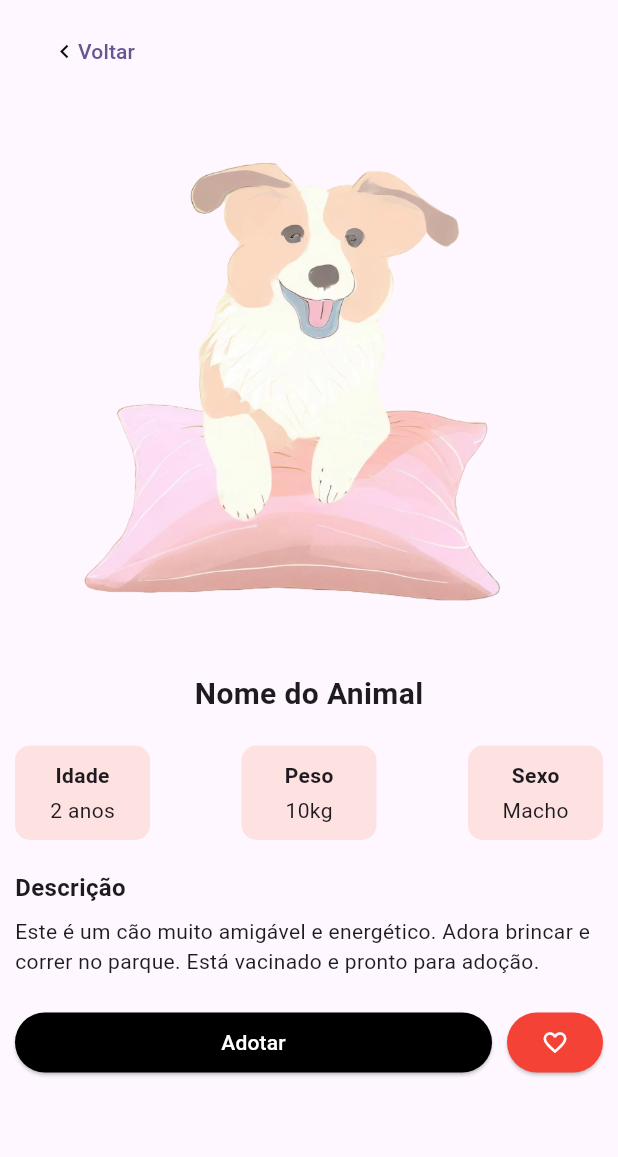
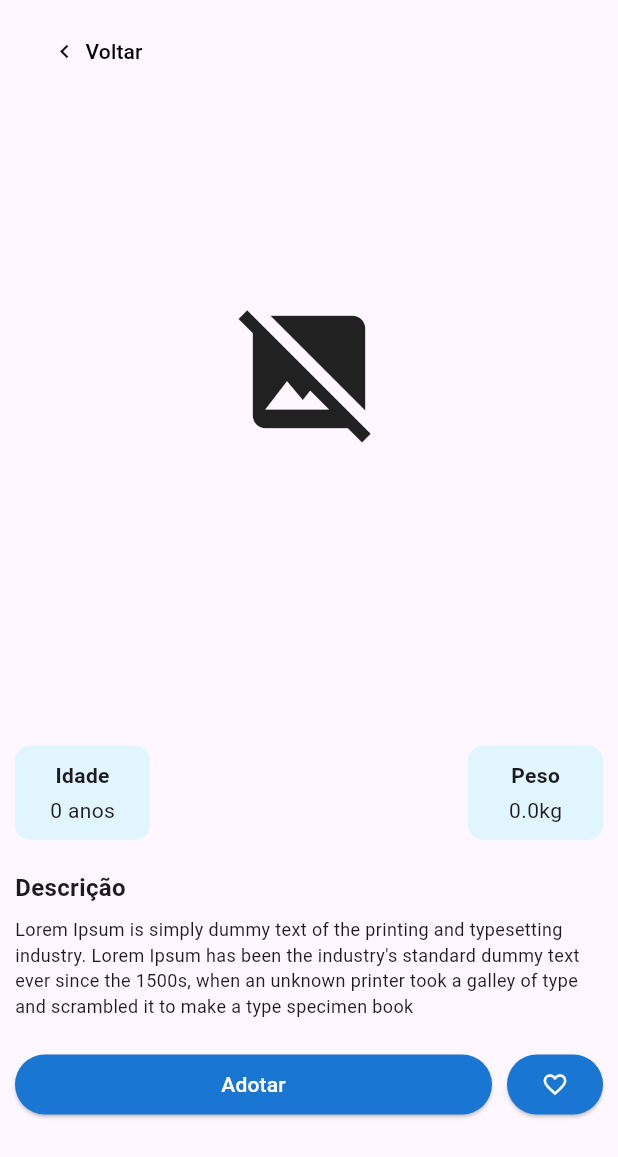
Before and after one commit to JoaoP0liveira/PetAdopt2.0, a Flutter app: the PetDescScreen screen opened directly with empty values, on a phone screen of 412 x 824 dp. Shown: the top 1157 px of the screen. Run offline on Flutter 3.47's test engine with Material 3 defaults, Android fonts, the phone set to English and light mode, and no system bars; our stand-ins replace shared_preferences; accounts and stored records are empty.

Commit message:
Ajuste Card

```diff
--- a/analysis_options.yaml
+++ b/analysis_options.yaml
@@ -7,6 +7,9 @@
 
 # The following line activates a set of recommended lints for Flutter apps,
 # packages, and plugins designed to encourage good coding practices.
+analyzer:
+  errors:
+    use_build_context_synchronously: ignore
 include: package:flutter_lints/flutter.yaml
 
 linter:
--- a/lib/controller/auth_controller.dart
+++ b/lib/controller/auth_controller.dart
@@ -4,7 +4,8 @@ import 'package:shared_preferences/shared_preferences.dart';
 
 class AuthController {
   Future<String?> loginUser(String email, String password) async {
-    final url = Uri.parse('https://pet-adopt-dq32j.ondigitalocean.app/user/login');
+    final url =
+        Uri.parse('https://pet-adopt-dq32j.ondigitalocean.app/user/login');
 
     try {
       final response = await http.post(
--- a/lib/main.dart
+++ b/lib/main.dart
@@ -1,5 +1,5 @@
 import 'package:flutter/material.dart';
-import 'package:pet_adopt/view/home_screen.dart';
+import 'package:pet_adopt/view/login_screen.dart';
 
 void main() {
   runApp(const MyApp());
@@ -16,7 +16,7 @@ class MyApp extends StatelessWidget {
         colorScheme: ColorScheme.fromSeed(seedColor: Colors.deepPurple),
         useMaterial3: true,
       ),
-      home: const HomeScreen(),
+      home: const LoginScreen(),
     );
   }
 }
--- a/lib/view/login_screen.dart
+++ b/lib/view/login_screen.dart
@@ -63,11 +63,6 @@ class _LoginScreenState extends State<LoginScreen> {
               // Header com ícone ou imagem
               Column(
                 children: [
-                  Icon(
-                    Icons.pets,
-                    size: 80,
-                    color: Colors.blue[700],
-                  ),
                   const SizedBox(height: 10),
                   const Text(
                     "Bem-vindo(a)!",
--- a/lib/view/pet_desc_screen.dart
+++ b/lib/view/pet_desc_screen.dart
@@ -5,6 +5,7 @@ class PetDescScreen extends StatelessWidget {
   final PetModel dog;
 
   const PetDescScreen({super.key, required this.dog});
+
   @override
   Widget build(BuildContext context) {
     return SafeArea(
@@ -14,7 +15,6 @@ class PetDescScreen extends StatelessWidget {
           child: Column(
             crossAxisAlignment: CrossAxisAlignment.start,
             children: [
-              // Botão de voltar
               ElevatedButton(
                 onPressed: () {
                   Navigator.of(context).pop();
@@ -24,123 +24,45 @@ class PetDescScreen extends StatelessWidget {
                   shadowColor: Colors.transparent,
                   elevation: 0,
                 ),
-                child: Row(
+                child: const Row(
                   children: [
                     Icon(Icons.chevron_left, color: Colors.black),
-                    Text("Voltar")
+                    SizedBox(width: 5),
+                    Text("Voltar", style: TextStyle(color: Colors.black)),
                   ],
                 ),
               ),
-              // Imagem ocupando uma proporção menor da tela
               SizedBox(
                 height: 380,
                 width: double.infinity,
-                child: Image.asset(
-                  "assets/images/HomeDog.png",
-                  fit: BoxFit.cover,
-                ),
+                child: dog.images.isNotEmpty
+                    ? Image.network(
+                        dog.images[0],
+                        fit: BoxFit.cover,
+                        errorBuilder: (context, error, stackTrace) =>
+                            const Icon(Icons.broken_image, size: 100),
+                      )
+                    : const Icon(Icons.image_not_supported, size: 100),
               ),
               const SizedBox(height: 10),
-              // Nome do animal centralizado e em negrito
-              const Center(
+              Center(
                 child: Text(
-                  "Nome do Animal",
-                  style: TextStyle(
+                  dog.name,
+                  style: const TextStyle(
                     fontSize: 20,
                     fontWeight: FontWeight.bold,
                   ),
                 ),
               ),
               const SizedBox(height: 20),
-              // Linha com 3 quadrados de informações
               Row(
                 mainAxisAlignment: MainAxisAlignment.spaceBetween,
                 children: [
-                  // Primeiro quadrado: Idade
-                  Container(
-                    width: 90, // Ajuste da largura
-                    padding: const EdgeInsets.all(10),
-                    decoration: BoxDecoration(
-                      color: const Color.fromARGB(255, 254, 225, 225),
-                      borderRadius: BorderRadius.circular(10),
-                    ),
-                    child: const Column(
-                      children: [
-                        Text(
-                          "Idade",
-                          style: TextStyle(
-                            fontSize: 14,
-                            fontWeight: FontWeight.bold,
-                          ),
-                        ),
-                        SizedBox(height: 3),
-                        Text(
-                          "2 anos",
-                          style: TextStyle(
-                            fontSize: 14,
-                          ),
-                        ),
-                      ],
-                    ),
-                  ),
-                  // Segundo quadrado: Peso
-                  Container(
-                    width: 90,
-                    padding: const EdgeInsets.all(10),
-                    decoration: BoxDecoration(
-                      color: const Color.fromARGB(255, 254, 225, 225),
-                      borderRadius: BorderRadius.circular(10),
-                    ),
-                    child: const Column(
-                      children: [
-                        Text(
-                          "Peso",
-                          style: TextStyle(
-                            fontSize: 14,
-                            fontWeight: FontWeight.bold,
-                          ),
-                        ),
-                        SizedBox(height: 3),
-                        Text(
-                          "10kg",
-                          style: TextStyle(
-                            fontSize: 14,
-                          ),
-                        ),
-                      ],
-                    ),
-                  ),
-                  // Terceiro quadrado: Sexo
-                  Container(
-                    width: 90,
-                    padding: const EdgeInsets.all(10),
-                    decoration: BoxDecoration(
-                      color: const Color.fromARGB(255, 254, 225, 225),
-                      borderRadius: BorderRadius.circular(10),
-                    ),
-                    child: const Column(
-                      children: [
-                        Text(
-                          "Sexo",
-                          style: TextStyle(
-                            fontSize: 14,
-                            fontWeight: FontWeight.bold,
-                          ),
-                        ),
-                        SizedBox(height: 3),
-                        Text(
-                          "Macho",
-                          style: TextStyle(
-                            fontSize: 14,
-                          ),
-                        ),
-                      ],
-                    ),
-                  ),
+                  _buildInfoBox("Idade", "${dog.age} anos"),
+                  _buildInfoBox("Peso", "${dog.weight}kg"),
                 ],
               ),
               const SizedBox(height: 20),
-              // Título descrição
               const Text(
                 "Descrição",
                 style: TextStyle(
@@ -149,28 +71,24 @@ class PetDescScreen extends StatelessWidget {
                 ),
               ),
               const SizedBox(height: 8),
-              // Descrição do animal
               const Text(
-                "Este é um cão muito amigável e energético. Adora brincar e correr no parque. Está vacinado e pronto para adoção.",
+                "Lorem Ipsum is simply dummy text of the printing and typesetting industry. Lorem Ipsum has been the industry's standard dummy text ever since the 1500s, when an unknown printer took a galley of type and scrambled it to make a type specimen book",
                 style: TextStyle(
-                  fontSize: 14,
+                  fontSize: 12,
                 ),
               ),
               const SizedBox(height: 20),
-              // Botões de Adoção e Favoritar
               Row(
                 children: [
-                  // Botão "Adotar" ocupa quase todo o espaço da linha
                   Expanded(
                     child: ElevatedButton(
                       onPressed: () {
-                        // Ação de adotar
+                        // Ação de adoção
                       },
                       style: ElevatedButton.styleFrom(
-                        backgroundColor: Colors.black,
+                        backgroundColor: Colors.blue[700],
                         padding: const EdgeInsets.symmetric(
-                            horizontal: 20,
-                            vertical: 10), // Mantido o tamanho do padding
+                            horizontal: 20, vertical: 10),
                         shape: RoundedRectangleBorder(
                           borderRadius: BorderRadius.circular(30),
                         ),
@@ -184,13 +102,13 @@ class PetDescScreen extends StatelessWidget {
                       ),
                     ),
                   ),
-                  const SizedBox(width: 10), // Espaço entre os botões
+                  const SizedBox(width: 10),
                   ElevatedButton(
                     onPressed: () {
                       // Ação de favoritar
                     },
                     style: ElevatedButton.styleFrom(
-                      backgroundColor: Colors.red,
+                      backgroundColor: Colors.blue[700],
                       padding: const EdgeInsets.all(10),
                       shape: RoundedRectangleBorder(
                         borderRadius: BorderRadius.circular(30),
@@ -207,4 +125,33 @@ class PetDescScreen extends StatelessWidget {
       ),
     );
   }
+
+  Widget _buildInfoBox(String label, String value) {
+    return Container(
+      width: 90,
+      padding: const EdgeInsets.all(10),
+      decoration: BoxDecoration(
+        color: Colors.lightBlue.shade50,
+        borderRadius: BorderRadius.circular(10),
+      ),
+      child: Column(
+        children: [
+          Text(
+            label,
+            style: const TextStyle(
+              fontSize: 14,
+              fontWeight: FontWeight.bold,
+            ),
+          ),
+          const SizedBox(height: 3),
+          Text(
+            value,
+            style: const TextStyle(
+              fontSize: 14,
+            ),
+          ),
+        ],
+      ),
+    );
+  }
 }
```
Also changed, not shown: lib/controller/pet_controller.dart (+6 -2 lines), lib/model/pet_model.dart (+29 -1 lines), lib/view/add_pet_screen.dart (+15 -9 lines), lib/view/cadastro_screen.dart (+7 -28 lines), lib/view/home_screen.dart (+2 -9 lines), lib/view/pets_screen.dart (+31 -38 lines), lib/widgets/pet_card_screen.dart (+7 -8 lines).
